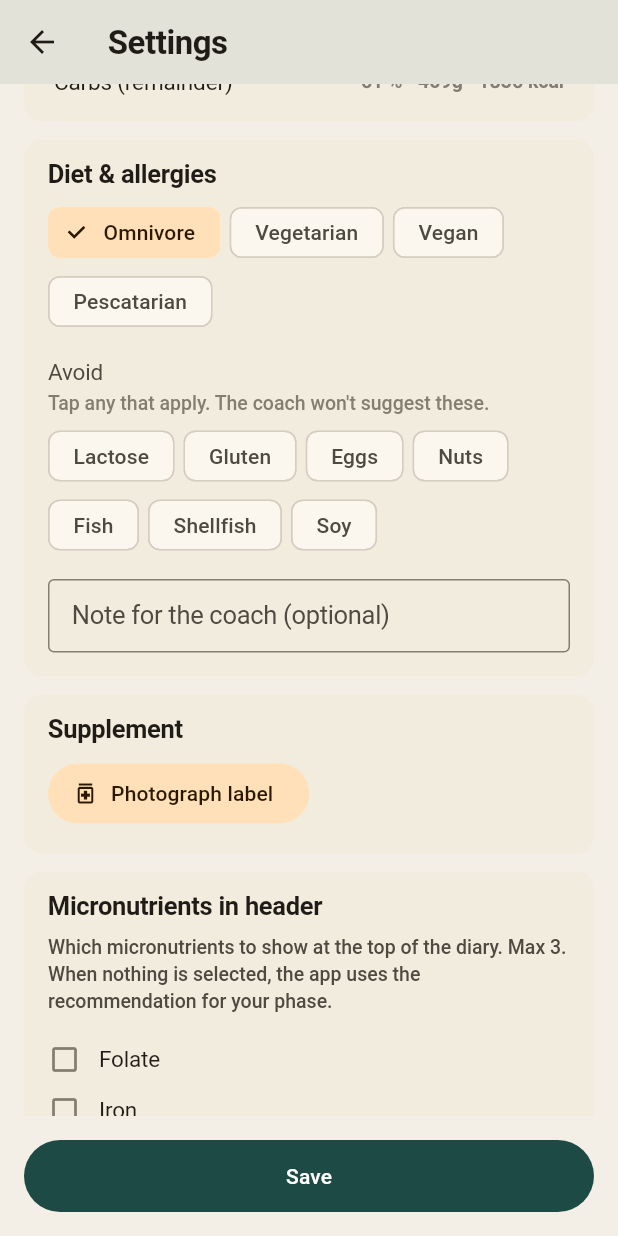
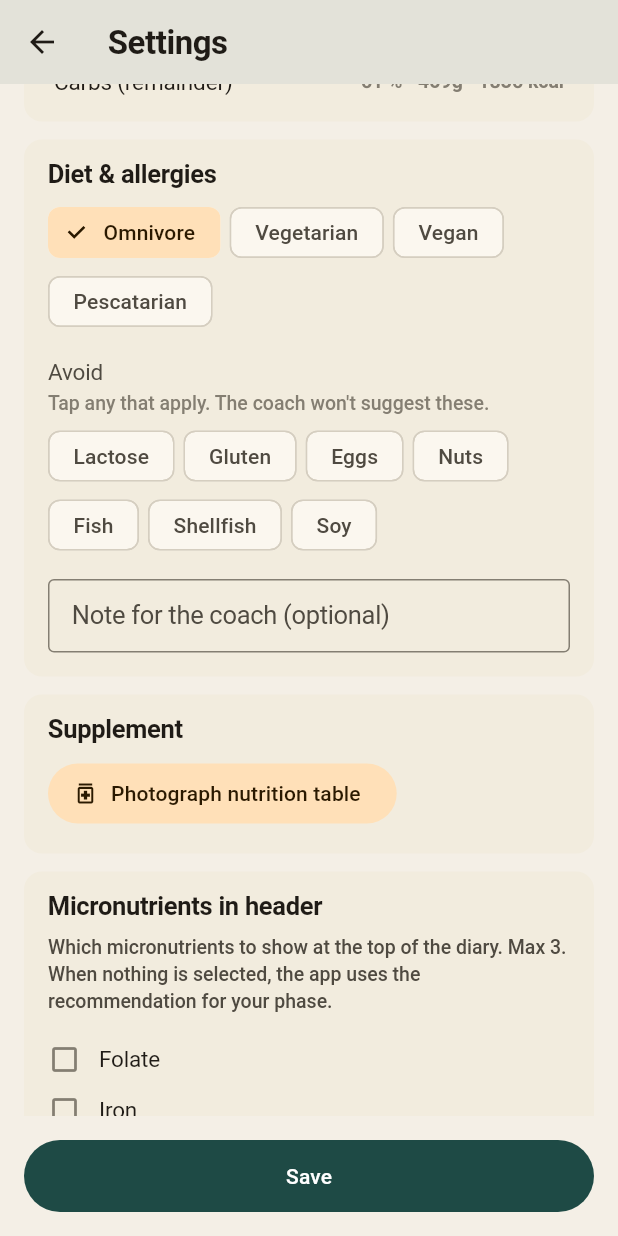
Before and after one commit to nourish-me/nourishme, a Flutter app: the SettingsScreen screen opened directly, scrolled down 1728 dp, on a phone screen of 412 x 824 dp. Run offline on Flutter 3.47's test engine with Material 3 defaults, Android fonts, the phone set to English and light mode, and no system bars; our stand-ins replace device_info_plus, flutter_dotenv, flutter_local_notifications, flutter_markdown, flutter_riverpod, flutter_slidable and 8 more; missing offline and left inert: mobile_scanner; accounts and stored records are empty; network calls fail.

Commit message:
Supplement + onboarding: clickable skip, clearer wording, stacked buttons
Three Vanessa-flagged fixes:

- "Nein, nehme keins" in the supplement step was a static text label
  that looked like a tappable link. Now wrapped in TextButton that
  calls onSkip → _next, so the user skips the step directly.

- "Etikett" / "label" was vague — replaced with "Nährwerttabelle" /
  "nutrition table" plus "auf der Rückseite der Packung" / "on the
  back of the box" so the user knows what to photograph.

- Edit + Remove buttons in the existing-supplement state were a
  side-by-side Row with both Expanded - on iPhone widths the labels
  ("Anderes Foto" + "Supplement entfernen") clipped/wrapped. Stacked
  vertically full-width now, mirrored in both Onboarding step and
  Settings section.

Plus the Cloud Design type-system migration starts here: onboarding
text styles previously used headlineSmall / headlineMedium / display
slots that the new appTextTheme doesn't define. Mass-mapped to
titleLarge and displaySmall via sed so the Newsreader/SF-Pro split
matches the spec.

```diff
--- a/lib/l10n/app_de.arb
+++ b/lib/l10n/app_de.arb
@@ -489,8 +489,8 @@
 
   "supplementSectionTitle": "Nahrungsergänzung",
   "supplementOnboardingTitle": "Nimmst du ein Supplement?",
-  "supplementOnboardingBody": "Folio, Femibion oder ähnliches? Fotografiere das Nährwert-Etikett, dann rechnet die App die Werte automatisch jeden Tag mit.",
-  "supplementAddCta": "Etikett fotografieren",
+  "supplementOnboardingBody": "Folio, Femibion oder ähnliches? Fotografiere die Nährwerttabelle auf der Rückseite der Packung, dann rechnet die App die Werte automatisch jeden Tag mit.",
+  "supplementAddCta": "Nährwerttabelle fotografieren",
   "supplementSkipCta": "Nein, nehme keins",
   "supplementSourceCamera": "Kamera",
   "supplementSourceGallery": "Aus Galerie",
--- a/lib/l10n/app_en.arb
+++ b/lib/l10n/app_en.arb
@@ -632,8 +632,8 @@
 
   "supplementSectionTitle": "Supplement",
   "supplementOnboardingTitle": "Are you taking a supplement?",
-  "supplementOnboardingBody": "Folic acid, prenatal multivitamin, or similar? Snap a photo of the nutrition label and the app will add the values to your daily totals automatically.",
-  "supplementAddCta": "Photograph label",
+  "supplementOnboardingBody": "Folic acid, prenatal multivitamin, or similar? Snap a photo of the nutrition table on the back of the box and the app adds the values to your daily totals automatically.",
+  "supplementAddCta": "Photograph nutrition table",
   "supplementSkipCta": "No, not taking one",
   "supplementSourceCamera": "Camera",
   "supplementSourceGallery": "From gallery",
--- a/lib/l10n/app_localizations.dart
+++ b/lib/l10n/app_localizations.dart
@@ -2351,13 +2351,13 @@ abstract class AppLocalizations {
   /// No description provided for @supplementOnboardingBody.
   ///
   /// In en, this message translates to:
-  /// **'Folic acid, prenatal multivitamin, or similar? Snap a photo of the nutrition label and the app will add the values to your daily totals automatically.'**
+  /// **'Folic acid, prenatal multivitamin, or similar? Snap a photo of the nutrition table on the back of the box and the app adds the values to your daily totals automatically.'**
   String get supplementOnboardingBody;
 
   /// No description provided for @supplementAddCta.
   ///
   /// In en, this message translates to:
-  /// **'Photograph label'**
+  /// **'Photograph nutrition table'**
   String get supplementAddCta;
 
   /// No description provided for @supplementSkipCta.
--- a/lib/l10n/app_localizations_de.dart
+++ b/lib/l10n/app_localizations_de.dart
@@ -1286,10 +1286,10 @@ class AppLocalizationsDe extends AppLocalizations {
 
   @override
   String get supplementOnboardingBody =>
-      'Folio, Femibion oder ähnliches? Fotografiere das Nährwert-Etikett, dann rechnet die App die Werte automatisch jeden Tag mit.';
+      'Folio, Femibion oder ähnliches? Fotografiere die Nährwerttabelle auf der Rückseite der Packung, dann rechnet die App die Werte automatisch jeden Tag mit.';
 
   @override
-  String get supplementAddCta => 'Etikett fotografieren';
+  String get supplementAddCta => 'Nährwerttabelle fotografieren';
 
   @override
   String get supplementSkipCta => 'Nein, nehme keins';
--- a/lib/l10n/app_localizations_en.dart
+++ b/lib/l10n/app_localizations_en.dart
@@ -1281,10 +1281,10 @@ class AppLocalizationsEn extends AppLocalizations {
 
   @override
   String get supplementOnboardingBody =>
-      'Folic acid, prenatal multivitamin, or similar? Snap a photo of the nutrition label and the app will add the values to your daily totals automatically.';
+      'Folic acid, prenatal multivitamin, or similar? Snap a photo of the nutrition table on the back of the box and the app adds the values to your daily totals automatically.';
 
   @override
-  String get supplementAddCta => 'Photograph label';
+  String get supplementAddCta => 'Photograph nutrition table';
 
   @override
   String get supplementSkipCta => 'No, not taking one';
--- a/lib/screens/settings_screen.dart
+++ b/lib/screens/settings_screen.dart
@@ -2013,24 +2013,25 @@ class _SupplementSection extends StatelessWidget {
                   ],
                 ),
                 const SizedBox(height: 8),
-                Row(
-                  children: [
-                    Expanded(
+                // Stacked vertically because both labels are long ("Anderes
+                // Foto", "Supplement entfernen") and the side-by-side layout
+                // wrapped/clipped on iPhone widths.
+                SizedBox(
+                  width: double.infinity,
                   child: OutlinedButton.icon(
                     onPressed: onStartSetup,
                     icon: const Icon(Icons.edit_outlined, size: 16),
                     label: Text(l10n.supplementRetry),
                   ),
                 ),
-                    const SizedBox(width: 8),
-                    Expanded(
+                const SizedBox(height: 6),
+                SizedBox(
+                  width: double.infinity,
                   child: OutlinedButton.icon(
                     onPressed: onClear,
                     icon: const Icon(Icons.close, size: 16),
                     label: Text(l10n.supplementRemove),
                   ),
-                    ),
-                  ],
                 ),
               ],
             ),
```
Also changed, not shown: lib/screens/onboarding_screen.dart (+37 -31 lines). Lines whose indentation alone changed are shown as unchanged.
